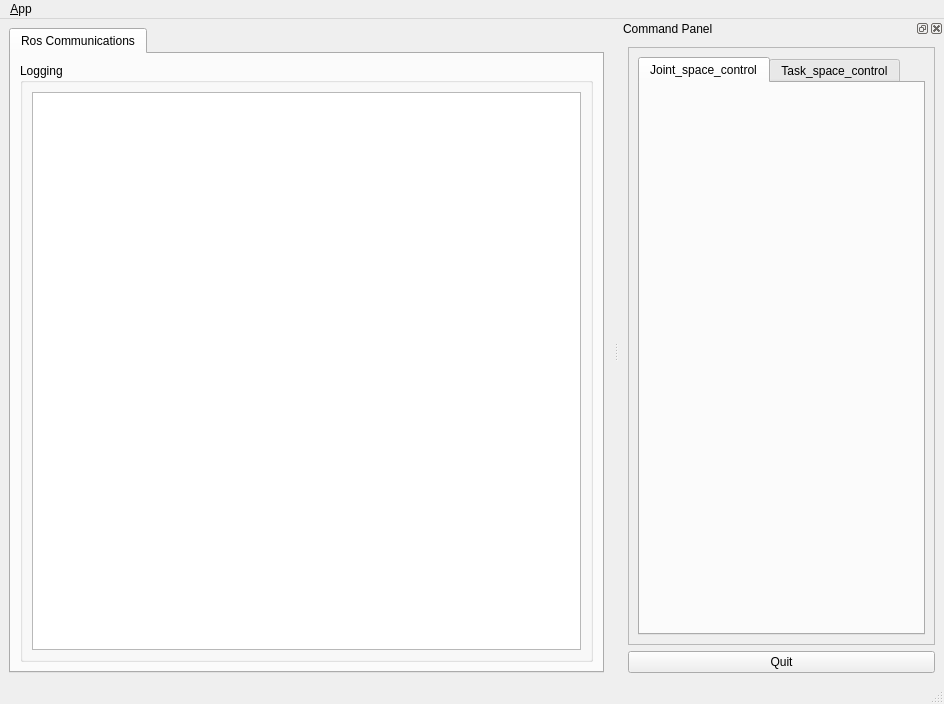
Above: manipulator_x_position_ctrl_module_gui/ui/main_window.ui from thor-mang/ROBOTIS-MANIPULATOR-X before the change. Below: the same form after it.
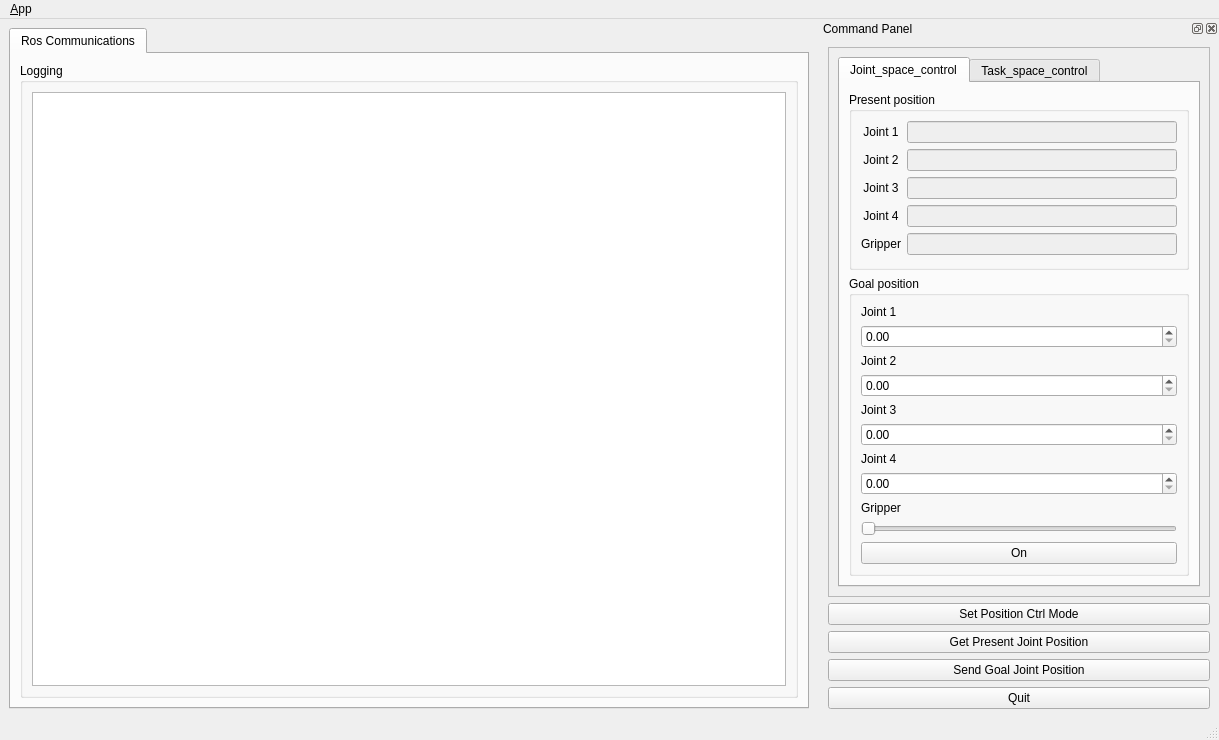
That is the form after the change. Icons and pictures are not drawn.

Commit message: update joint space control

```diff
--- a/manipulator_x_position_ctrl_module_gui/ui/main_window.ui
+++ b/manipulator_x_position_ctrl_module_gui/ui/main_window.ui
@@ -6,10 +6,22 @@
    <rect>
     <x>0</x>
     <y>0</y>
-    <width>944</width>
-    <height>704</height>
+    <width>1219</width>
+    <height>740</height>
    </rect>
   </property>
+  <property name="minimumSize">
+   <size>
+    <width>1219</width>
+    <height>0</height>
+   </size>
+  </property>
+  <property name="maximumSize">
+   <size>
+    <width>1219</width>
+    <height>16777215</height>
+   </size>
+  </property>
   <property name="windowTitle">
    <string>Manipulator-X4 Position Control Module GUI</string>
   </property>
@@ -26,10 +38,16 @@
      <widget class="QTabWidget" name="tab_manager">
       <property name="minimumSize">
        <size>
-        <width>100</width>
+        <width>800</width>
         <height>0</height>
        </size>
       </property>
+      <property name="maximumSize">
+       <size>
+        <width>800</width>
+        <height>16777215</height>
+       </size>
+      </property>
       <property name="locale">
        <locale language="English" country="Australia"/>
       </property>
@@ -40,7 +58,7 @@
        <attribute name="title">
         <string>Ros Communications</string>
        </attribute>
-       <layout class="QVBoxLayout" name="verticalLayout_2">
+       <layout class="QHBoxLayout" name="horizontalLayout">
         <item>
          <widget class="QGroupBox" name="groupBox_12">
           <property name="sizePolicy">
@@ -52,8 +70,8 @@
           <property name="title">
            <string>Logging</string>
           </property>
-          <layout class="QGridLayout" name="gridLayout_3">
-           <item row="0" column="0">
+          <layout class="QHBoxLayout" name="horizontalLayout_2">
+           <item>
             <widget class="QListView" name="view_logging"/>
            </item>
           </layout>
@@ -70,7 +88,7 @@
     <rect>
      <x>0</x>
      <y>0</y>
-     <width>944</width>
+     <width>1219</width>
      <height>19</height>
     </rect>
    </property>
@@ -97,8 +115,14 @@
    </property>
    <property name="minimumSize">
     <size>
-     <width>325</width>
-     <height>368</height>
+     <width>400</width>
+     <height>698</height>
+    </size>
+   </property>
+   <property name="maximumSize">
+    <size>
+     <width>400</width>
+     <height>524287</height>
     </size>
    </property>
    <property name="allowedAreas">
@@ -136,6 +160,203 @@
            <attribute name="title">
             <string>Joint_space_control</string>
            </attribute>
+           <layout class="QGridLayout" name="gridLayout">
+            <item row="1" column="0">
+             <widget class="QGroupBox" name="goal_position_groupBox">
+              <property name="title">
+               <string>Goal position</string>
+              </property>
+              <layout class="QGridLayout" name="gridLayout_3">
+               <item row="10" column="0">
+                <widget class="QLabel" name="gripper_des_pos_label">
+                 <property name="text">
+                  <string>Gripper</string>
+                 </property>
+                </widget>
+               </item>
+               <item row="7" column="0">
+                <widget class="QDoubleSpinBox" name="joint3_des_pos_doubleSpinBox">
+                 <property name="maximum">
+                  <double>999.990000000000009</double>
+                 </property>
+                </widget>
+               </item>
+               <item row="4" column="0">
+                <widget class="QLabel" name="joint2_des_pos_label">
+                 <property name="text">
+                  <string>Joint 2</string>
+                 </property>
+                </widget>
+               </item>
+               <item row="5" column="0">
+                <widget class="QDoubleSpinBox" name="joint2_des_pos_doubleSpinBox">
+                 <property name="maximum">
+                  <double>999.990000000000009</double>
+                 </property>
+                </widget>
+               </item>
+               <item row="2" column="0">
+                <widget class="QDoubleSpinBox" name="joint1_des_pos_doubleSpinBox">
+                 <property name="maximum">
+                  <double>999.990000000000009</double>
+                 </property>
+                </widget>
+               </item>
+               <item row="8" column="0">
+                <widget class="QLabel" name="joint4_des_pos_label">
+                 <property name="text">
+                  <string>Joint 4</string>
+                 </property>
+                </widget>
+               </item>
+               <item row="12" column="0">
+                <widget class="QPushButton" name="gripper_des_pos_pushButton">
+                 <property name="text">
+                  <string>On</string>
+                 </property>
+                </widget>
+               </item>
+               <item row="11" column="0">
+                <widget class="QSlider" name="gripper_des_pos_horizontalSlider">
+                 <property name="orientation">
+                  <enum>Qt::Horizontal</enum>
+                 </property>
+                </widget>
+               </item>
+               <item row="1" column="0">
+                <widget class="QLabel" name="joint1_des_pos_label">
+                 <property name="text">
+                  <string>Joint 1</string>
+                 </property>
+                </widget>
+               </item>
+               <item row="6" column="0">
+                <widget class="QLabel" name="joint3_des_pos_label">
+                 <property name="text">
+                  <string>Joint 3</string>
+                 </property>
+                </widget>
+               </item>
+               <item row="9" column="0">
+                <widget class="QDoubleSpinBox" name="joint4_des_pos_doubleSpinBox">
+                 <property name="maximum">
+                  <double>999.990000000000009</double>
+                 </property>
+                </widget>
+               </item>
+              </layout>
+             </widget>
+            </item>
+            <item row="0" column="0">
+             <widget class="QGroupBox" name="present_position_groupBox">
+              <property name="title">
+               <string>Present position</string>
+              </property>
+              <layout class="QGridLayout" name="gridLayout_2">
+               <item row="0" column="0">
+                <widget class="QLabel" name="joint1_pre_pos_label">
+                 <property name="text">
+                  <string>Joint 1</string>
+                 </property>
+                 <property name="alignment">
+                  <set>Qt::AlignCenter</set>
+                 </property>
+                </widget>
+               </item>
+               <item row="0" column="1">
+                <widget class="QLineEdit" name="joint1_pre_pos_lineEdit">
+                 <property name="enabled">
+                  <bool>false</bool>
+                 </property>
+                 <property name="readOnly">
+                  <bool>true</bool>
+                 </property>
+                </widget>
+               </item>
+               <item row="1" column="0">
+                <widget class="QLabel" name="joint2_pre_pos_label">
+                 <property name="text">
+                  <string>Joint 2</string>
+                 </property>
+                 <property name="alignment">
+                  <set>Qt::AlignCenter</set>
+                 </property>
+                </widget>
+               </item>
+               <item row="1" column="1">
+                <widget class="QLineEdit" name="joint2_pre_pos_lineEdit">
+                 <property name="enabled">
+                  <bool>false</bool>
+                 </property>
+                 <property name="readOnly">
+                  <bool>true</bool>
+                 </property>
+                </widget>
+               </item>
+               <item row="2" column="0">
+                <widget class="QLabel" name="joint3_pre_pos_label">
+                 <property name="text">
+                  <string>Joint 3</string>
+                 </property>
+                 <property name="alignment">
+                  <set>Qt::AlignCenter</set>
+                 </property>
+                </widget>
+               </item>
+               <item row="2" column="1">
+                <widget class="QLineEdit" name="joint3_pre_pos_lineEdit">
+                 <property name="enabled">
+                  <bool>false</bool>
+                 </property>
+                 <property name="readOnly">
+                  <bool>true</bool>
+                 </property>
+                </widget>
+               </item>
+               <item row="3" column="0">
+                <widget class="QLabel" name="joint4_pre_pos_label">
+                 <property name="text">
+                  <string>Joint 4</string>
+                 </property>
+                 <property name="alignment">
+                  <set>Qt::AlignCenter</set>
+                 </property>
+                </widget>
+               </item>
+               <item row="3" column="1">
+                <widget class="QLineEdit" name="joint4_pre_pos_lineEdit">
+                 <property name="enabled">
+                  <bool>false</bool>
+                 </property>
+                 <property name="readOnly">
+                  <bool>true</bool>
+                 </property>
+                </widget>
+               </item>
+               <item row="4" column="0">
+                <widget class="QLabel" name="gripper_pre_pos_label">
+                 <property name="text">
+                  <string>Gripper</string>
+                 </property>
+                 <property name="alignment">
+                  <set>Qt::AlignCenter</set>
+                 </property>
+                </widget>
+               </item>
+               <item row="4" column="1">
+                <widget class="QLineEdit" name="gripper_pre_pos_lineEdit">
+                 <property name="enabled">
+                  <bool>false</bool>
+                 </property>
+                 <property name="readOnly">
+                  <bool>true</bool>
+                 </property>
+                </widget>
+               </item>
+              </layout>
+             </widget>
+            </item>
+           </layout>
           </widget>
           <widget class="QWidget" name="Task_space_control_tab">
            <attribute name="title">
@@ -147,6 +368,27 @@
        </layout>
       </widget>
      </item>
+     <item>
+      <widget class="QPushButton" name="set_control_mode_pushButton">
+       <property name="text">
+        <string>Set Position Ctrl Mode</string>
+       </property>
+      </widget>
+     </item>
+     <item>
+      <widget class="QPushButton" name="get_present_position_pushButton">
+       <property name="text">
+        <string>Get Present Joint Position</string>
+       </property>
+      </widget>
+     </item>
+     <item>
+      <widget class="QPushButton" name="send_goal_position_pushButton">
+       <property name="text">
+        <string>Send Goal Joint Position</string>
+       </property>
+      </widget>
+     </item>
      <item>
       <widget class="QPushButton" name="quit_button">
        <property name="sizePolicy">
```
Left out of the diff: 6 changed lines with no effect on the pictures. The commit also changes 21 other files.
